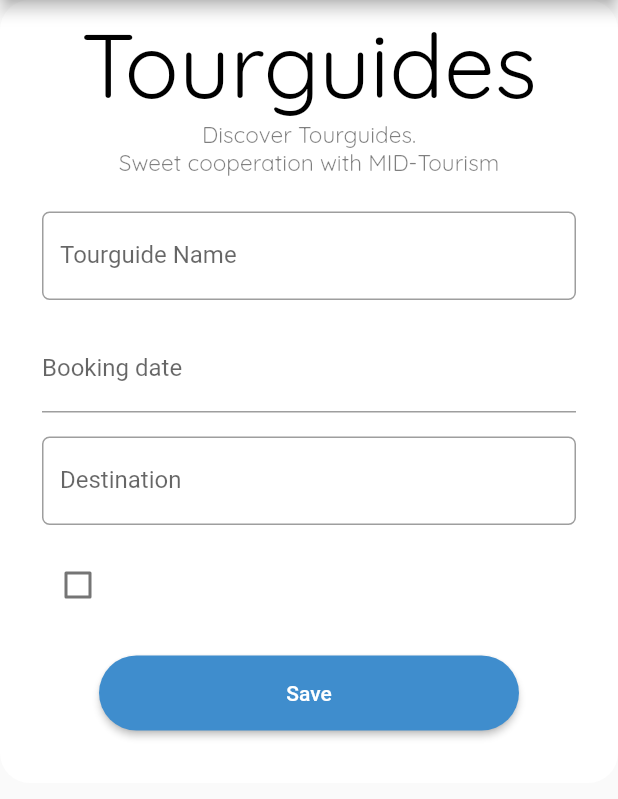
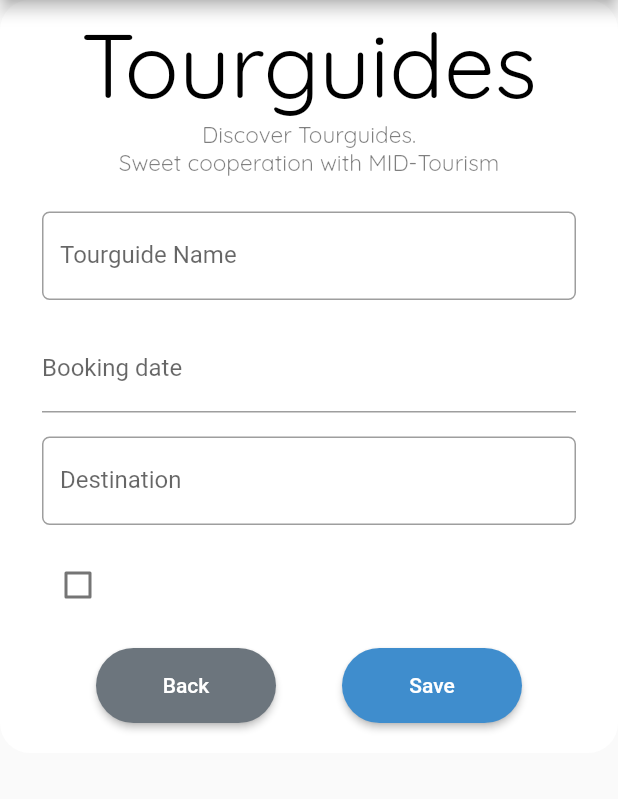
Before and after one commit to mhmmd-attar/mid_tourism_mobile, a Flutter app: the TourguideForm screen opened directly, on a phone screen of 412 x 824 dp, the part 84-883 px from its top. Run offline on Flutter 3.47's test engine with Material 2 defaults, Android fonts, the phone set to English and light mode, and no system bars; missing offline and left inert: auto_size_text_field; network calls fail.

Commit message:
changed some stuff

```diff
--- a/lib/pages/tourguide/tourguide.dart
+++ b/lib/pages/tourguide/tourguide.dart
@@ -28,7 +28,7 @@ class _Tourguide extends State<TourguidePage> {
                     padding: const EdgeInsets.all(20.0),
                     decoration: const BoxDecoration(
                       image: DecorationImage(
-                          image: AssetImage("tourguide.jpg"),
+                          image: AssetImage("assets/tourguide.jpg"),
                           fit: BoxFit.cover),
                       borderRadius: BorderRadius.all(Radius.circular(20)),
                     ),
--- a/lib/pages/tourguide/tourguideform.dart
+++ b/lib/pages/tourguide/tourguideform.dart
@@ -3,6 +3,7 @@ import 'package:flutter/material.dart';
 import 'package:mid_tourism_mobile/drawer.dart';
 import 'package:mid_tourism_mobile/models/tourguideModel.dart';
 import 'package:intl/intl.dart';
+import 'package:mid_tourism_mobile/pages/tourguide/tourguide.dart';
 
 class TourguideForm extends StatefulWidget {
   const TourguideForm({super.key});
@@ -187,17 +188,39 @@ TextEditingController _date = TextEditingController();
                                       },
                                     ),
                                   ),
-
                                   Padding(
-                                      padding: const EdgeInsets.all(15.0),
+                                      padding: const EdgeInsets.only(top: 10.0),
                                       child: Align(
                                         alignment: Alignment.bottomCenter,
-                                          child: ElevatedButton(
+                                        child: Row(
+                                          mainAxisAlignment: MainAxisAlignment.spaceEvenly,
+                                          children: [
+                                            ElevatedButton(
                                                 style: ElevatedButton.styleFrom(
-                                                  minimumSize: const Size(280, 50),
+                                                    minimumSize: const Size(120, 50),
                                                     shape: const StadiumBorder(),
-                                                  backgroundColor: const Color(0xff3f8dcd)
+                                                    backgroundColor:
+                                                    const Color(0xff6c757d)
                                                 ),
+                                                onPressed: () {
+                                                  Navigator.pushReplacement(
+                                                    context,
+                                                    MaterialPageRoute(
+                                                        builder: (context) => const TourguidePage()),
+                                                  );
+                                                },
+                                                child: const Text("Back",
+                                                    style: TextStyle(
+                                                        color: Colors.white
+                                                    )
+                                                )
+                                            ),
+                                            ElevatedButton(
+                                                style: ElevatedButton.styleFrom(
+                                                    minimumSize: const Size(120, 50),
+                                                    shape: const StadiumBorder(),
+                                                    backgroundColor:
+                                                    const Color(0xff3f8dcd)),
                                                 onPressed: () {
                                                   if (_formKey.currentState!
                                                       .validate()) {
@@ -231,7 +254,13 @@ TextEditingController _date = TextEditingController();
                                                 },
                                                 child: const Text("Save",
                                                     style: TextStyle(
-                                                      color: Colors.white))))),
+                                                        color: Colors.white)
+                                                )
+                                            ),
+                                          ],
+                                        ),
+                                      )
+                                  ),
                                 ],
                               ),
                             ),
```
Lines whose indentation alone changed are shown as unchanged.
